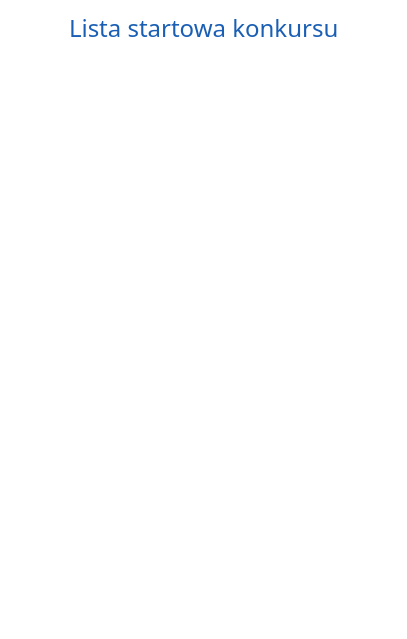
SiekamCebule/sj-sim, file UI/Competition/StartList/CompetitionStartListDisplayWidget.ui: the form before one commit.
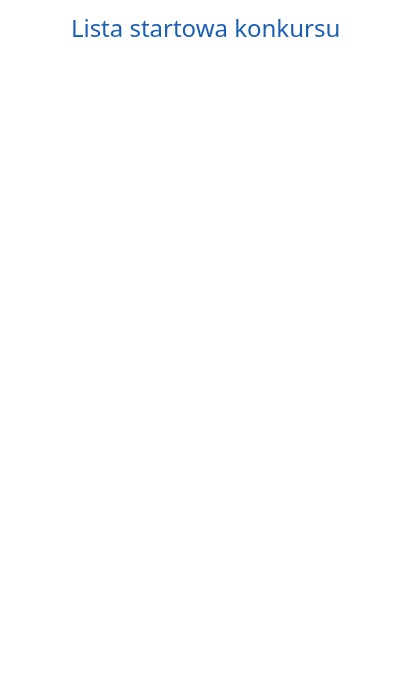
The form after the commit. Icons and pictures are not drawn.

The edit to the form file:
```diff
--- a/UI/Competition/StartList/CompetitionStartListDisplayWidget.ui
+++ b/UI/Competition/StartList/CompetitionStartListDisplayWidget.ui
@@ -7,7 +7,7 @@
     <x>0</x>
     <y>0</y>
     <width>407</width>
-    <height>639</height>
+    <height>680</height>
    </rect>
   </property>
   <property name="sizePolicy">
@@ -74,6 +74,18 @@
    </item>
    <item>
     <widget class="QScrollArea" name="scrollArea_itemsLayout">
+     <property name="minimumSize">
+      <size>
+       <width>389</width>
+       <height>550</height>
+      </size>
+     </property>
+     <property name="maximumSize">
+      <size>
+       <width>389</width>
+       <height>550</height>
+      </size>
+     </property>
      <property name="styleSheet">
       <string notr="true">QScrollArea{
 background: transparent;
@@ -94,13 +106,26 @@
         <x>0</x>
         <y>0</y>
         <width>387</width>
-        <height>497</height>
+        <height>548</height>
        </rect>
       </property>
       <layout class="QVBoxLayout" name="verticalLayout">
        <item>
         <layout class="QVBoxLayout" name="verticalLayout_items"/>
        </item>
+       <item>
+        <spacer name="verticalSpacer_2">
+         <property name="orientation">
+          <enum>Qt::Vertical</enum>
+         </property>
+         <property name="sizeHint" stdset="0">
+          <size>
+           <width>20</width>
+           <height>40</height>
+          </size>
+         </property>
+        </spacer>
+       </item>
       </layout>
      </widget>
     </widget>
```
